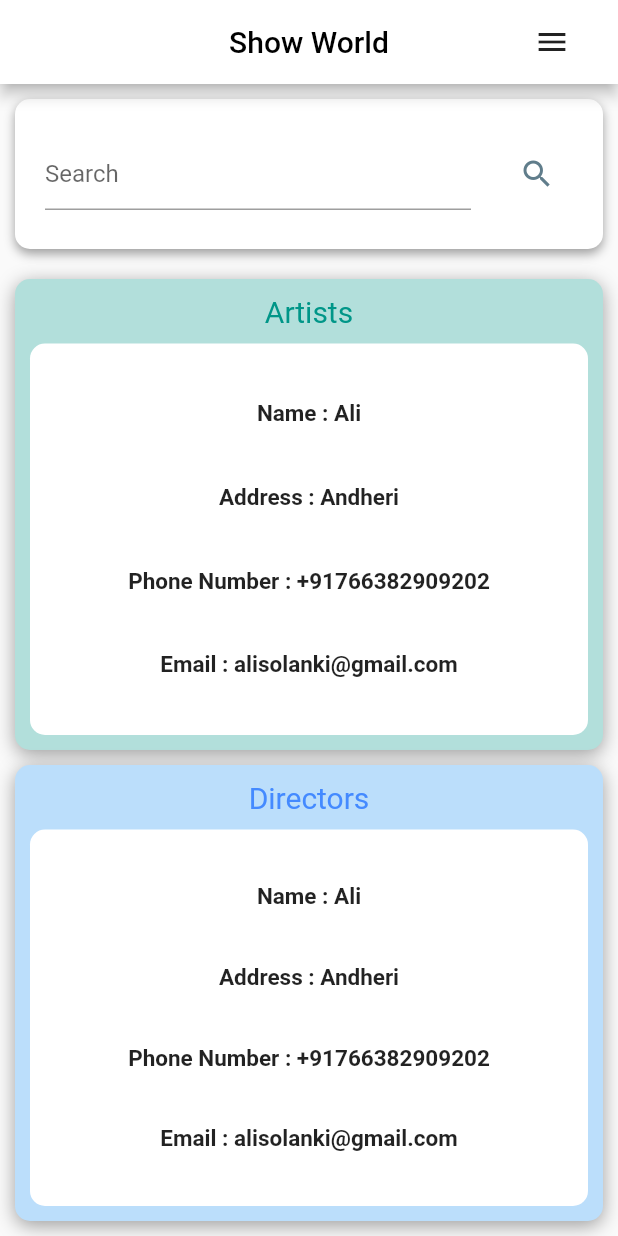
After one commit to alisolanki/LoginPage, a Flutter app: the MyDesktop screen opened directly, on a phone screen of 412 x 824 dp. The commit adds this screen. Run offline on Flutter 3.47's test engine with Material 2 defaults, Android fonts, the phone set to English and light mode, and no system bars; our stand-ins replace simple_animations.

Commit message:
added desktop

```diff
--- /dev/null
+++ b/lib/Desktop/artistdata.dart
@@ -0,0 +1,37 @@
+import 'data_format.dart';
+
+class ArtistData {
+  List<DataTemplate> _artistData = [
+    DataTemplate(
+      name: 'Ali',
+      address: 'Andheri',
+      phoneNumber: '+91766382909202',
+      email: 'alisolanki@gmail.com',
+    ),
+    DataTemplate(
+      name: 'Manan',
+      address: 'Ghatkopar',
+      phoneNumber: '+91766382909202',
+      email: 'manan@gmail.com',
+    ),
+    DataTemplate(
+      name: 'Nishit',
+      address: 'Thane',
+      phoneNumber: '+91766382909202',
+      email: 'nishit@gmail.com',
+    ),
+    DataTemplate(
+      name: 'Ali',
+      address: 'Andheri',
+      phoneNumber: '+91766382909202',
+      email: 'alisolanki@gmail.com',
+    ),
+  ];
+  String printDataName() {
+    return (_artistData[0].name);
+  }
+
+  String printAddress() => _artistData[0].address;
+  String printPhoneNumber() => _artistData[0].phoneNumber;
+  String printEmail() => _artistData[0].email;
+}
--- /dev/null
+++ b/lib/Desktop/data_format.dart
@@ -0,0 +1,7 @@
+class DataTemplate {
+  String name;
+  String address;
+  String phoneNumber;
+  String email;
+  DataTemplate({this.name, this.address, this.phoneNumber, this.email});
+}
--- /dev/null
+++ b/lib/Desktop/mydesktop.dart
@@ -0,0 +1,210 @@
+import 'package:flutter/cupertino.dart';
+import 'package:flutter/material.dart';
+import 'artistdata.dart';
+
+ArtistData dataText = ArtistData();
+
+class MyDesktop extends StatefulWidget {
+  @override
+  _MyDesktopState createState() => _MyDesktopState();
+}
+
+class _MyDesktopState extends State<MyDesktop> {
+  @override
+  Widget build(BuildContext context) {
+    return Scaffold(
+      appBar: AppBar(
+        backgroundColor: Colors.white,
+        centerTitle: true,
+        title: Text(
+          'Show World',
+          style: TextStyle(
+            color: Colors.black,
+          ),
+        ),
+        actions: <Widget>[
+          FlatButton(onPressed: () {}, child: Icon(Icons.menu)),
+        ],
+      ),
+      body: Column(
+        children: <Widget>[
+          //SearchTab
+          Container(
+            decoration: BoxDecoration(
+              borderRadius: BorderRadius.circular(10.0),
+//              color: Colors.purple.shade100,
+              boxShadow: [
+                BoxShadow(
+                  color: Colors.grey,
+                  blurRadius: 5.0,
+                  offset: Offset(0, 3),
+                )
+              ],
+            ),
+            margin: EdgeInsets.all(10.0),
+//            padding: EdgeInsets.only(left: 20.0),
+            height: 100.0,
+            child: Container(
+              decoration: BoxDecoration(
+                color: Colors.white,
+                borderRadius: BorderRadius.circular(10),
+              ),
+              padding: EdgeInsets.only(left: 20),
+              child: Row(
+                children: <Widget>[
+                  Expanded(
+                    child: TextField(
+                      cursorColor: Colors.black38,
+                      decoration: InputDecoration(hintText: 'Search'),
+                    ),
+                  ),
+                  FlatButton(
+                    onPressed: null,
+                    child: Icon(
+                      Icons.search,
+                      color: Colors.blueGrey,
+                    ),
+                  ),
+                ],
+              ),
+            ),
+          ),
+          // data region
+          Expanded(
+            child: Center(
+              child: Column(
+                children: <Widget>[
+                  //data for artists
+                  Expanded(
+                    child: Container(
+                      decoration: BoxDecoration(
+                        color: Colors.teal.shade100,
+                        borderRadius: BorderRadius.circular(10),
+                        boxShadow: [
+                          BoxShadow(
+                            color: Colors.grey,
+                            blurRadius: 10.0,
+                            offset: Offset(0, 3),
+                          )
+                        ],
+                      ),
+                      margin: EdgeInsets.fromLTRB(10, 10, 10, 0),
+                      padding: EdgeInsets.only(top: 10),
+                      child: Column(
+                        children: <Widget>[
+                          Text(
+                            'Artists',
+                            style: TextStyle(
+                              fontSize: 20,
+                              color: Colors.teal,
+                            ),
+                          ),
+                          Expanded(
+                            child: Container(
+                              child: Center(
+                                child: DisplayData(),
+                              ),
+                              margin: EdgeInsets.all(10.0),
+                              decoration: BoxDecoration(
+                                color: Colors.white,
+                                borderRadius: BorderRadius.circular(10.0),
+                              ),
+                            ),
+                          ),
+                        ],
+                      ),
+                    ),
+                  ),
+                  //Directors
+                  Expanded(
+                    child: Container(
+                      decoration: BoxDecoration(
+                        color: Colors.blue.shade100,
+                        borderRadius: BorderRadius.circular(10),
+                        boxShadow: [
+                          BoxShadow(
+                            color: Colors.grey,
+                            blurRadius: 10.0,
+                            offset: Offset(0, 3),
+                          )
+                        ],
+                      ),
+                      margin: EdgeInsets.fromLTRB(10, 10, 10, 10),
+                      padding: EdgeInsets.only(top: 10),
+                      child: Column(
+                        children: <Widget>[
+                          Text(
+                            'Directors',
+                            style: TextStyle(
+                              fontSize: 20,
+                              color: Colors.blueAccent,
+                            ),
+                          ),
+                          Expanded(
+                            child: Container(
+                              child: Center(
+                                child: DisplayData(),
+                              ),
+                              margin: EdgeInsets.all(10.0),
+                              decoration: BoxDecoration(
+                                color: Colors.white,
+                                borderRadius: BorderRadius.circular(10.0),
+                              ),
+                            ),
+                          ),
+                        ],
+                      ),
+                    ),
+                  ),
+                ],
+              ),
+            ),
+          ),
+        ],
+      ),
+    );
+  }
+}
+
+class DisplayData extends StatelessWidget {
+  const DisplayData({
+    Key key,
+  }) : super(key: key);
+
+  @override
+  Widget build(BuildContext context) {
+    return Column(
+      mainAxisAlignment: MainAxisAlignment.spaceEvenly,
+      children: <Widget>[
+        Text(
+          'Name : ' + dataText.printDataName(),
+          style: TextStyle(
+            fontSize: 15,
+            fontWeight: FontWeight.bold,
+          ),
+        ),
+        Text(
+          'Address : ' + dataText.printAddress(),
+          style: TextStyle(
+            fontSize: 15,
+            fontWeight: FontWeight.bold,
+          ),
+        ),
+        Text(
+          'Phone Number : ' + dataText.printPhoneNumber(),
+          style: TextStyle(
+            fontSize: 15,
+            fontWeight: FontWeight.bold,
+          ),
+        ),
+        Text(
+          'Email : ' + dataText.printEmail(),
+          style: TextStyle(
+            fontSize: 15,
+            fontWeight: FontWeight.bold,
+          ),
+        ),
+      ],
+    );
+  }
+}
--- a/lib/LoginPage/loginButton.dart
+++ b/lib/LoginPage/loginButton.dart
@@ -1,5 +1,5 @@
 import 'package:flutter/material.dart';
-
+import '../Desktop/mydesktop.dart';
 import '../Animation/FadeAnimation.dart';
 
 class LoginButton extends StatelessWidget {
@@ -12,7 +12,16 @@ class LoginButton extends StatelessWidget {
         width: 100,
         child: RaisedButton(
           padding: EdgeInsets.all(0),
-          onPressed: () {},
+          onPressed: () {
+            Navigator.push(
+              context,
+              MaterialPageRoute(
+                builder: (context) {
+                  return MyDesktop();
+                },
+              ),
+            );
+          },
           shape:
               RoundedRectangleBorder(borderRadius: BorderRadius.circular(50)),
           child: Ink(
--- a/lib/LoginPage/signupButton.dart
+++ b/lib/LoginPage/signupButton.dart
@@ -1,5 +1,5 @@
 import 'package:flutter/material.dart';
-
+import '../Desktop/mydesktop.dart';
 import '../Animation/FadeAnimation.dart';
 
 class SignupButton extends StatelessWidget {
@@ -12,7 +12,16 @@ class SignupButton extends StatelessWidget {
         width: 100,
         child: RaisedButton(
           padding: EdgeInsets.all(0),
-          onPressed: () {},
+          onPressed: () {
+            Navigator.push(
+              context,
+              MaterialPageRoute(
+                builder: (context) {
+                  return MyDesktop();
+                },
+              ),
+            );
+          },
           shape:
               RoundedRectangleBorder(borderRadius: BorderRadius.circular(50)),
           child: Ink(
--- a/pubspec.yaml
+++ b/pubspec.yaml
@@ -43,7 +43,7 @@ flutter:
 
   # To add assets to your application, add an assets section, like this:
   assets:
-   - assets/images/
+   - assets/
   #  - images/a_dot_ham.jpeg
 
   # An image asset can refer to one or more resolution-specific "variants", see
```
Also changed, not shown: 2 other files.
